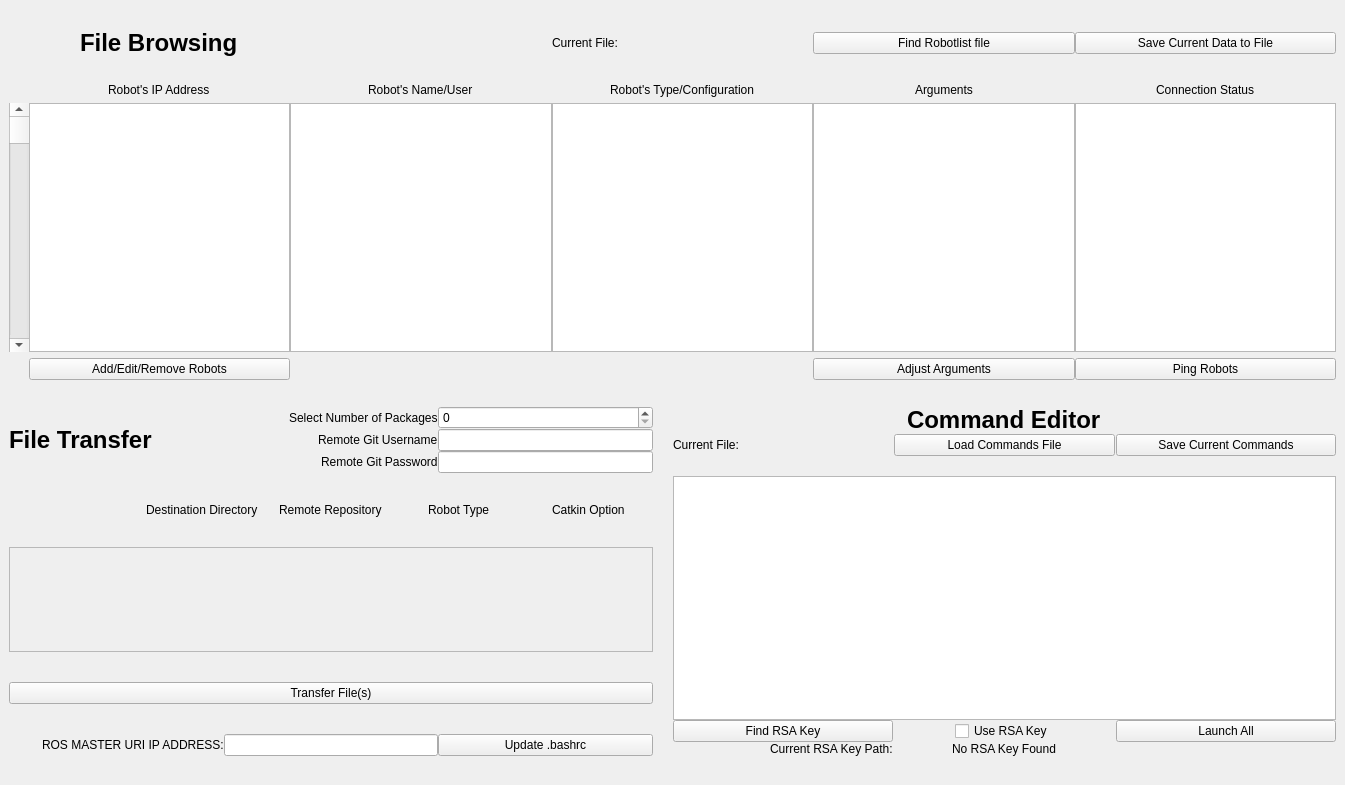
Old version of the form src/ui_files/Multilauncher.ui in the repository uf-reef-avl/multilauncher.
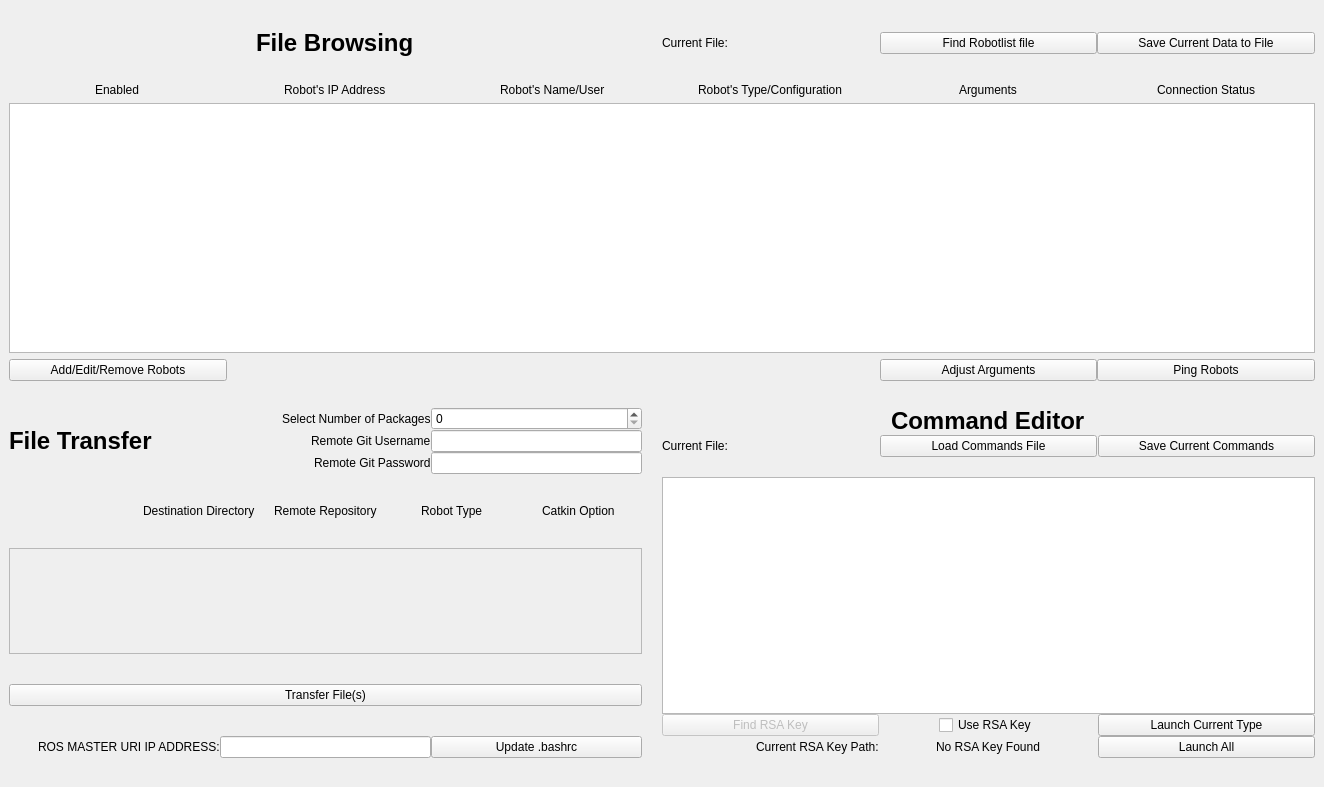
New version of the form.

```diff
--- a/src/ui_files/Multilauncher.ui
+++ b/src/ui_files/Multilauncher.ui
@@ -6,8 +6,8 @@
    <rect>
     <x>0</x>
     <y>0</y>
-    <width>1345</width>
-    <height>785</height>
+    <width>1324</width>
+    <height>787</height>
    </rect>
   </property>
   <property name="windowTitle">
@@ -15,8 +15,8 @@
   </property>
   <widget class="QWidget" name="centralwidget">
    <layout class="QGridLayout" name="gridLayout_6">
-    <item row="2" column="0">
-     <spacer name="horizontalSpacer_4">
+    <item row="0" column="0">
+     <spacer name="horizontalSpacer_5">
       <property name="orientation">
        <enum>Qt::Horizontal</enum>
       </property>
@@ -33,6 +33,19 @@
       <property name="horizontalSpacing">
        <number>0</number>
       </property>
+      <item row="1" column="1">
+       <spacer name="horizontalSpacer">
+        <property name="orientation">
+         <enum>Qt::Horizontal</enum>
+        </property>
+        <property name="sizeHint" stdset="0">
+         <size>
+          <width>40</width>
+          <height>20</height>
+         </size>
+        </property>
+       </spacer>
+      </item>
       <item row="2" column="2">
        <layout class="QGridLayout" name="gridLayout_4" columnstretch="1,1,1">
         <property name="horizontalSpacing">
@@ -41,13 +54,36 @@
         <item row="4" column="0">
          <widget class="QPushButton" name="findRSAButton">
           <property name="enabled">
-           <bool>true</bool>
+           <bool>false</bool>
           </property>
           <property name="text">
            <string>Find RSA Key</string>
           </property>
          </widget>
         </item>
+        <item row="3" column="0" colspan="3">
+         <widget class="QTextEdit" name="commands">
+          <property name="sizePolicy">
+           <sizepolicy hsizetype="Expanding" vsizetype="Expanding">
+            <horstretch>0</horstretch>
+            <verstretch>0</verstretch>
+           </sizepolicy>
+          </property>
+          <property name="minimumSize">
+           <size>
+            <width>610</width>
+            <height>0</height>
+           </size>
+          </property>
+         </widget>
+        </item>
+        <item row="1" column="0">
+         <widget class="QLabel" name="commandFileLable">
+          <property name="text">
+           <string>Current File:</string>
+          </property>
+         </widget>
+        </item>
         <item row="4" column="1" alignment="Qt::AlignHCenter">
          <widget class="QCheckBox" name="rsacheckbox">
           <property name="text">
@@ -55,10 +91,10 @@
           </property>
          </widget>
         </item>
-        <item row="4" column="2">
-         <widget class="QPushButton" name="launchbutton">
+        <item row="1" column="1">
+         <widget class="QPushButton" name="loadcommandsbutton">
           <property name="text">
-           <string>Launch All</string>
+           <string>Load Commands File</string>
           </property>
          </widget>
         </item>
@@ -89,51 +125,6 @@
           </property>
          </spacer>
         </item>
-        <item row="0" column="0" colspan="3" alignment="Qt::AlignHCenter">
-         <widget class="QLabel" name="commandeditorlabel">
-          <property name="font">
-           <font>
-            <pointsize>18</pointsize>
-            <weight>75</weight>
-            <bold>true</bold>
-            <underline>false</underline>
-           </font>
-          </property>
-          <property name="text">
-           <string>Command Editor</string>
-          </property>
-         </widget>
-        </item>
-        <item row="3" column="0" colspan="3">
-         <widget class="QTextEdit" name="commands">
-          <property name="sizePolicy">
-           <sizepolicy hsizetype="Expanding" vsizetype="Expanding">
-            <horstretch>0</horstretch>
-            <verstretch>0</verstretch>
-           </sizepolicy>
-          </property>
-          <property name="minimumSize">
-           <size>
-            <width>610</width>
-            <height>0</height>
-           </size>
-          </property>
-         </widget>
-        </item>
-        <item row="1" column="0">
-         <widget class="QLabel" name="commandFileLable">
-          <property name="text">
-           <string>Current File:</string>
-          </property>
-         </widget>
-        </item>
-        <item row="1" column="1">
-         <widget class="QPushButton" name="loadcommandsbutton">
-          <property name="text">
-           <string>Load Commands File</string>
-          </property>
-         </widget>
-        </item>
         <item row="1" column="2">
          <widget class="QPushButton" name="savecommandsbutton">
           <property name="text">
@@ -141,263 +132,34 @@
           </property>
          </widget>
         </item>
-       </layout>
-      </item>
-      <item row="0" column="0" colspan="3">
-       <layout class="QGridLayout" name="gridLayout">
-        <property name="sizeConstraint">
-         <enum>QLayout::SetDefaultConstraint</enum>
-        </property>
-        <property name="rightMargin">
-         <number>0</number>
-        </property>
-        <property name="bottomMargin">
-         <number>0</number>
-        </property>
-        <property name="horizontalSpacing">
-         <number>0</number>
-        </property>
-        <property name="verticalSpacing">
-         <number>6</number>
-        </property>
-        <item row="5" column="1">
-         <widget class="QPushButton" name="editlistsbutton">
-          <property name="text">
-           <string>Add/Edit/Remove Robots</string>
-          </property>
-         </widget>
-        </item>
-        <item row="4" column="4">
-         <widget class="QPlainTextEdit" name="argumentlist">
-          <property name="sizePolicy">
-           <sizepolicy hsizetype="Preferred" vsizetype="Expanding">
-            <horstretch>0</horstretch>
-            <verstretch>0</verstretch>
-           </sizepolicy>
-          </property>
-          <property name="verticalScrollBarPolicy">
-           <enum>Qt::ScrollBarAlwaysOff</enum>
-          </property>
-          <property name="horizontalScrollBarPolicy">
-           <enum>Qt::ScrollBarAsNeeded</enum>
-          </property>
-          <property name="lineWrapMode">
-           <enum>QPlainTextEdit::NoWrap</enum>
-          </property>
-          <property name="readOnly">
-           <bool>true</bool>
-          </property>
-         </widget>
-        </item>
-        <item row="1" column="4">
-         <widget class="QPushButton" name="filesearchbutton">
-          <property name="text">
-           <string>Find Robotlist file</string>
-          </property>
-         </widget>
-        </item>
-        <item row="3" column="4" alignment="Qt::AlignHCenter">
-         <widget class="QLabel" name="argumentlabel">
-          <property name="text">
-           <string>Arguments</string>
-          </property>
-         </widget>
-        </item>
-        <item row="3" column="5" alignment="Qt::AlignHCenter">
-         <widget class="QLabel" name="connectionstatus">
-          <property name="text">
-           <string>Connection Status</string>
-          </property>
-         </widget>
-        </item>
-        <item row="1" column="5">
-         <widget class="QPushButton" name="robotlistsavebutton">
-          <property name="text">
-           <string>Save Current Data to File</string>
-          </property>
-         </widget>
-        </item>
-        <item row="5" column="4">
-         <widget class="QPushButton" name="argumentbutton">
-          <property name="text">
-           <string>Adjust Arguments</string>
-          </property>
-         </widget>
-        </item>
-        <item row="5" column="5">
-         <widget class="QPushButton" name="pingrobotsbutton">
-          <property name="text">
-           <string>Ping Robots</string>
-          </property>
-         </widget>
-        </item>
-        <item row="4" column="1">
-         <widget class="QPlainTextEdit" name="robotaddresslist">
-          <property name="sizePolicy">
-           <sizepolicy hsizetype="Ignored" vsizetype="Expanding">
-            <horstretch>0</horstretch>
-            <verstretch>0</verstretch>
-           </sizepolicy>
-          </property>
-          <property name="verticalScrollBarPolicy">
-           <enum>Qt::ScrollBarAlwaysOff</enum>
-          </property>
-          <property name="readOnly">
-           <bool>true</bool>
-          </property>
-         </widget>
-        </item>
-        <item row="3" column="3" alignment="Qt::AlignHCenter">
-         <widget class="QLabel" name="robottype">
-          <property name="text">
-           <string>Robot's Type/Configuration</string>
-          </property>
-         </widget>
-        </item>
-        <item row="3" column="1" alignment="Qt::AlignHCenter">
-         <widget class="QLabel" name="robotaddress">
-          <property name="text">
-           <string>Robot's IP Address</string>
-          </property>
-         </widget>
-        </item>
-        <item row="4" column="3">
-         <widget class="QPlainTextEdit" name="robottypelist">
-          <property name="sizePolicy">
-           <sizepolicy hsizetype="Ignored" vsizetype="Expanding">
-            <horstretch>0</horstretch>
-            <verstretch>0</verstretch>
-           </sizepolicy>
-          </property>
-          <property name="verticalScrollBarPolicy">
-           <enum>Qt::ScrollBarAlwaysOff</enum>
-          </property>
-          <property name="readOnly">
-           <bool>true</bool>
-          </property>
-         </widget>
-        </item>
-        <item row="1" column="3">
-         <widget class="QLabel" name="selectedfilename">
-          <property name="text">
-           <string>Current File: </string>
-          </property>
-         </widget>
-        </item>
-        <item row="4" column="5">
-         <widget class="QPlainTextEdit" name="connectionstatuslist">
-          <property name="sizePolicy">
-           <sizepolicy hsizetype="Ignored" vsizetype="Expanding">
-            <horstretch>0</horstretch>
-            <verstretch>0</verstretch>
-           </sizepolicy>
-          </property>
-          <property name="verticalScrollBarPolicy">
-           <enum>Qt::ScrollBarAlwaysOff</enum>
-          </property>
-          <property name="readOnly">
-           <bool>true</bool>
-          </property>
-         </widget>
-        </item>
-        <item row="4" column="2">
-         <widget class="QPlainTextEdit" name="robotnamelist">
-          <property name="sizePolicy">
-           <sizepolicy hsizetype="Ignored" vsizetype="Expanding">
-            <horstretch>0</horstretch>
-            <verstretch>0</verstretch>
-           </sizepolicy>
-          </property>
-          <property name="verticalScrollBarPolicy">
-           <enum>Qt::ScrollBarAlwaysOff</enum>
-          </property>
-          <property name="readOnly">
-           <bool>true</bool>
-          </property>
-         </widget>
-        </item>
-        <item row="4" column="0">
-         <widget class="QScrollBar" name="verticalScrollBar">
-          <property name="sizePolicy">
-           <sizepolicy hsizetype="Fixed" vsizetype="Minimum">
-            <horstretch>10</horstretch>
-            <verstretch>100</verstretch>
-           </sizepolicy>
-          </property>
-          <property name="minimumSize">
-           <size>
-            <width>20</width>
-            <height>0</height>
-           </size>
-          </property>
-          <property name="sizeIncrement">
-           <size>
-            <width>0</width>
-            <height>100</height>
-           </size>
-          </property>
-          <property name="baseSize">
-           <size>
-            <width>0</width>
-            <height>100</height>
-           </size>
-          </property>
-          <property name="maximum">
-           <number>99</number>
-          </property>
-          <property name="singleStep">
-           <number>0</number>
-          </property>
-          <property name="sliderPosition">
-           <number>0</number>
-          </property>
-          <property name="orientation">
-           <enum>Qt::Vertical</enum>
-          </property>
-          <property name="invertedAppearance">
-           <bool>false</bool>
-          </property>
-         </widget>
-        </item>
-        <item row="3" column="2" alignment="Qt::AlignHCenter">
-         <widget class="QLabel" name="robotname">
-          <property name="text">
-           <string>Robot's Name/User</string>
-          </property>
-         </widget>
-        </item>
-        <item row="1" column="1" alignment="Qt::AlignHCenter">
-         <widget class="QLabel" name="filebrowsinglabel">
+        <item row="0" column="0" colspan="3" alignment="Qt::AlignHCenter">
+         <widget class="QLabel" name="commandeditorlabel">
           <property name="font">
            <font>
             <pointsize>18</pointsize>
             <weight>75</weight>
-            <italic>false</italic>
             <bold>true</bold>
             <underline>false</underline>
-            <kerning>true</kerning>
            </font>
           </property>
           <property name="text">
-           <string>File Browsing</string>
+           <string>Command Editor</string>
           </property>
          </widget>
         </item>
-        <item row="2" column="1" colspan="3">
-         <spacer name="horizontalSpacer_2">
-          <property name="orientation">
-           <enum>Qt::Horizontal</enum>
+        <item row="5" column="2">
+         <widget class="QPushButton" name="launchbutton">
+          <property name="text">
+           <string>Launch All</string>
           </property>
-          <property name="sizeType">
-           <enum>QSizePolicy::Ignored</enum>
+         </widget>
+        </item>
+        <item row="4" column="2">
+         <widget class="QPushButton" name="launchTypeButton">
+          <property name="text">
+           <string>Launch Current Type</string>
           </property>
-          <property name="sizeHint" stdset="0">
-           <size>
-            <width>40</width>
-            <height>20</height>
-           </size>
-          </property>
-         </spacer>
+         </widget>
         </item>
        </layout>
       </item>
@@ -494,6 +256,9 @@
               <verstretch>0</verstretch>
              </sizepolicy>
             </property>
+            <property name="echoMode">
+             <enum>QLineEdit::PasswordEchoOnEdit</enum>
+            </property>
            </widget>
           </item>
           <item row="0" column="3">
@@ -576,7 +341,7 @@
             <rect>
              <x>0</x>
              <y>0</y>
-             <width>638</width>
+             <width>627</width>
              <height>73</height>
             </rect>
            </property>
@@ -620,23 +385,210 @@
         </item>
        </layout>
       </item>
-      <item row="1" column="1">
-       <spacer name="horizontalSpacer">
-        <property name="orientation">
-         <enum>Qt::Horizontal</enum>
+      <item row="0" column="0" colspan="3">
+       <layout class="QGridLayout" name="gridLayout" columnstretch="1,1,1,1,1,1">
+        <property name="sizeConstraint">
+         <enum>QLayout::SetDefaultConstraint</enum>
         </property>
-        <property name="sizeHint" stdset="0">
-         <size>
-          <width>40</width>
-          <height>20</height>
-         </size>
+        <property name="rightMargin">
+         <number>0</number>
         </property>
-       </spacer>
+        <property name="bottomMargin">
+         <number>0</number>
+        </property>
+        <property name="horizontalSpacing">
+         <number>0</number>
+        </property>
+        <property name="verticalSpacing">
+         <number>6</number>
+        </property>
+        <item row="2" column="1" colspan="3">
+         <spacer name="horizontalSpacer_2">
+          <property name="orientation">
+           <enum>Qt::Horizontal</enum>
+          </property>
+          <property name="sizeType">
+           <enum>QSizePolicy::Ignored</enum>
+          </property>
+          <property name="sizeHint" stdset="0">
+           <size>
+            <width>40</width>
+            <height>20</height>
+           </size>
+          </property>
+         </spacer>
+        </item>
+        <item row="3" column="1" alignment="Qt::AlignHCenter">
+         <widget class="QLabel" name="robotaddress">
+          <property name="text">
+           <string>Robot's IP Address</string>
+          </property>
+         </widget>
+        </item>
+        <item row="5" column="4">
+         <widget class="QPushButton" name="argumentbutton">
+          <property name="text">
+           <string>Adjust Arguments</string>
+          </property>
+         </widget>
+        </item>
+        <item row="3" column="2" alignment="Qt::AlignHCenter">
+         <widget class="QLabel" name="robotname">
+          <property name="text">
+           <string>Robot's Name/User</string>
+          </property>
+         </widget>
+        </item>
+        <item row="3" column="3" alignment="Qt::AlignHCenter">
+         <widget class="QLabel" name="robottype">
+          <property name="text">
+           <string>Robot's Type/Configuration</string>
+          </property>
+         </widget>
+        </item>
+        <item row="1" column="1" alignment="Qt::AlignHCenter">
+         <widget class="QLabel" name="filebrowsinglabel">
+          <property name="font">
+           <font>
+            <pointsize>18</pointsize>
+            <weight>75</weight>
+            <italic>false</italic>
+            <bold>true</bold>
+            <underline>false</underline>
+            <kerning>true</kerning>
+           </font>
+          </property>
+          <property name="text">
+           <string>File Browsing</string>
+          </property>
+         </widget>
+        </item>
+        <item row="3" column="5" alignment="Qt::AlignHCenter">
+         <widget class="QLabel" name="connectionstatus">
+          <property name="text">
+           <string>Connection Status</string>
+          </property>
+         </widget>
+        </item>
+        <item row="1" column="4">
+         <widget class="QPushButton" name="filesearchbutton">
+          <property name="text">
+           <string>Find Robotlist file</string>
+          </property>
+         </widget>
+        </item>
+        <item row="1" column="5">
+         <widget class="QPushButton" name="robotlistsavebutton">
+          <property name="text">
+           <string>Save Current Data to File</string>
+          </property>
+         </widget>
+        </item>
+        <item row="1" column="3">
+         <widget class="QLabel" name="selectedfilename">
+          <property name="text">
+           <string>Current File: </string>
+          </property>
+         </widget>
+        </item>
+        <item row="5" column="5">
+         <widget class="QPushButton" name="pingrobotsbutton">
+          <property name="text">
+           <string>Ping Robots</string>
+          </property>
+         </widget>
+        </item>
+        <item row="3" column="4" alignment="Qt::AlignHCenter">
+         <widget class="QLabel" name="argumentlabel">
+          <property name="text">
+           <string>Arguments</string>
+          </property>
+         </widget>
+        </item>
+        <item row="3" column="0" alignment="Qt::AlignHCenter">
+         <widget class="QLabel" name="enabledLabel">
+          <property name="text">
+           <string>Enabled</string>
+          </property>
+         </widget>
+        </item>
+        <item row="4" column="0" colspan="6">
+         <widget class="QTableWidget" name="robotTable">
+          <property name="sizePolicy">
+           <sizepolicy hsizetype="Expanding" vsizetype="Expanding">
+            <horstretch>0</horstretch>
+            <verstretch>0</verstretch>
+           </sizepolicy>
+          </property>
+          <property name="horizontalScrollBarPolicy">
+           <enum>Qt::ScrollBarAlwaysOff</enum>
+          </property>
+          <property name="sizeAdjustPolicy">
+           <enum>QAbstractScrollArea::AdjustIgnored</enum>
+          </property>
+          <property name="editTriggers">
+           <set>QAbstractItemView::NoEditTriggers</set>
+          </property>
+          <property name="wordWrap">
+           <bool>false</bool>
+          </property>
+          <attribute name="horizontalHeaderVisible">
+           <bool>false</bool>
+          </attribute>
+          <attribute name="horizontalHeaderCascadingSectionResizes">
+           <bool>true</bool>
+          </attribute>
+          <attribute name="horizontalHeaderDefaultSectionSize">
+           <number>205</number>
+          </attribute>
+          <attribute name="horizontalHeaderStretchLastSection">
+           <bool>true</bool>
+          </attribute>
+          <column>
+           <property name="text">
+            <string>enablelist</string>
+           </property>
+          </column>
+          <column>
+           <property name="text">
+            <string>robotaddresslist</string>
+           </property>
+          </column>
+          <column>
+           <property name="text">
+            <string>robotnamelist</string>
+           </property>
+          </column>
+          <column>
+           <property name="text">
+            <string>robottypelist</string>
+           </property>
+          </column>
+          <column>
+           <property name="text">
+            <string>argumentlist</string>
+           </property>
+          </column>
+          <column>
+           <property name="text">
+            <string>connectionstatuslist</string>
+           </property>
+          </column>
+         </widget>
+        </item>
+        <item row="5" column="0">
+         <widget class="QPushButton" name="editlistsbutton">
+          <property name="text">
+           <string>Add/Edit/Remove Robots</string>
+          </property>
+         </widget>
+        </item>
+       </layout>
       </item>
      </layout>
     </item>
-    <item row="0" column="0">
-     <spacer name="horizontalSpacer_5">
+    <item row="2" column="0">
+     <spacer name="horizontalSpacer_4">
       <property name="orientation">
        <enum>Qt::Horizontal</enum>
       </property>
@@ -649,7 +601,6 @@
      </spacer>
     </item>
    </layout>
-   <zorder></zorder>
    <zorder>horizontalSpacer_4</zorder>
    <zorder>horizontalSpacer_5</zorder>
   </widget>
```
Left out of the diff: 7 changed lines with no effect on the pictures.
